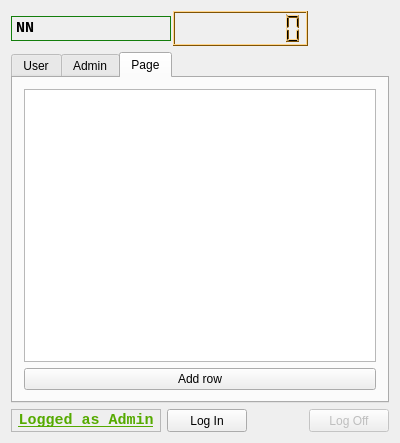
First picture: the form in timeguardgui/timeguard.ui, repository byebye/TimeGuard, before the edit.
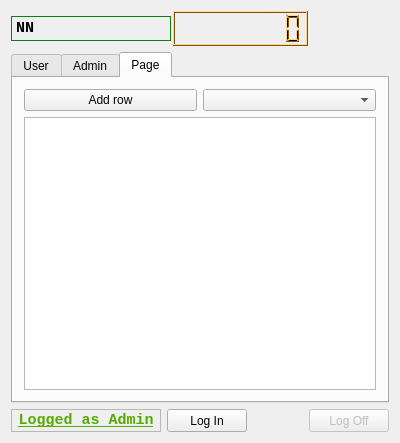
Second picture: the form after the edit. Icons and pictures are not drawn. Custom widgets are drawn as their Qt base class.

What changed in the file:
```diff
--- a/timeguardgui/timeguard.ui
+++ b/timeguardgui/timeguard.ui
@@ -1125,16 +1125,6 @@
             <string>Enable</string>
            </property>
           </widget>
-          <widget class="QComboBox" name="chooseUserBox">
-           <property name="geometry">
-            <rect>
-             <x>0</x>
-             <y>20</y>
-             <width>120</width>
-             <height>22</height>
-            </rect>
-           </property>
-          </widget>
           <widget class="QTimeEdit" name="timeLimitEdit">
            <property name="geometry">
             <rect>
@@ -1354,6 +1344,20 @@
         <string>Page</string>
        </attribute>
        <layout class="QVBoxLayout" name="verticalLayout_2">
+        <item>
+         <layout class="QHBoxLayout" name="horizontalLayout_5">
+          <item>
+           <widget class="QPushButton" name="addRowButton">
+            <property name="text">
+             <string>Add row</string>
+            </property>
+           </widget>
+          </item>
+          <item>
+           <widget class="QComboBox" name="chooseUserBox"/>
+          </item>
+         </layout>
+        </item>
         <item>
          <widget class="QTableView" name="tableView">
           <property name="sortingEnabled">
@@ -1361,13 +1365,6 @@
           </property>
          </widget>
         </item>
-        <item>
-         <widget class="QPushButton" name="addRowButton">
-          <property name="text">
-           <string>Add row</string>
-          </property>
-         </widget>
-        </item>
        </layout>
       </widget>
      </widget>
```
